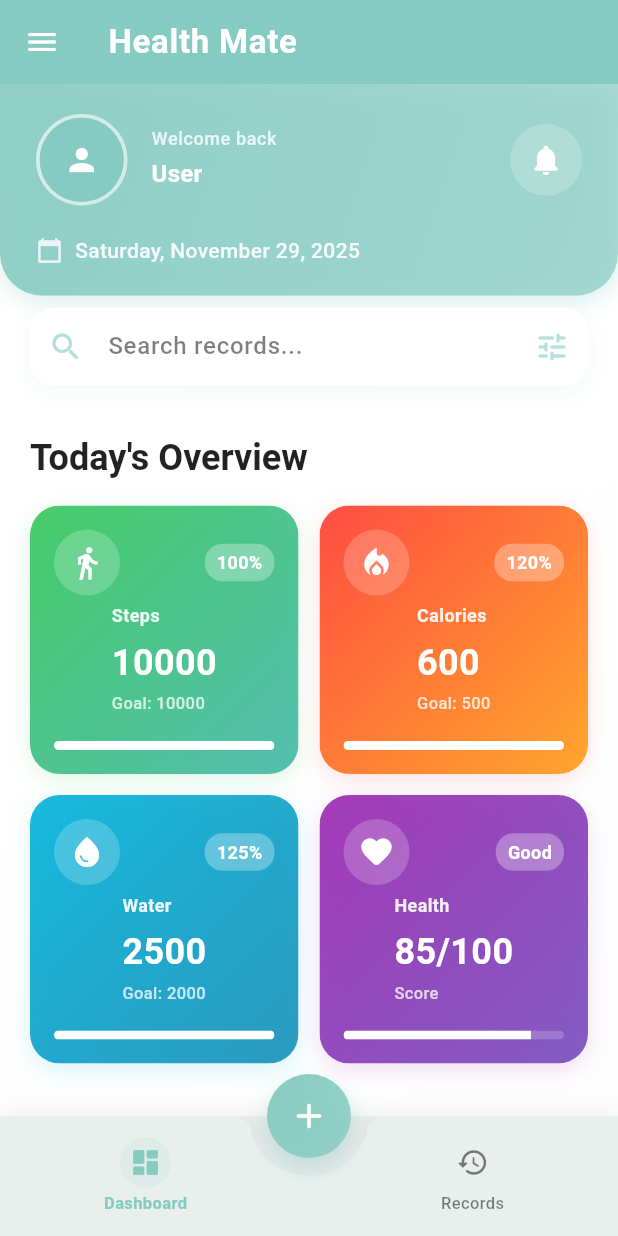
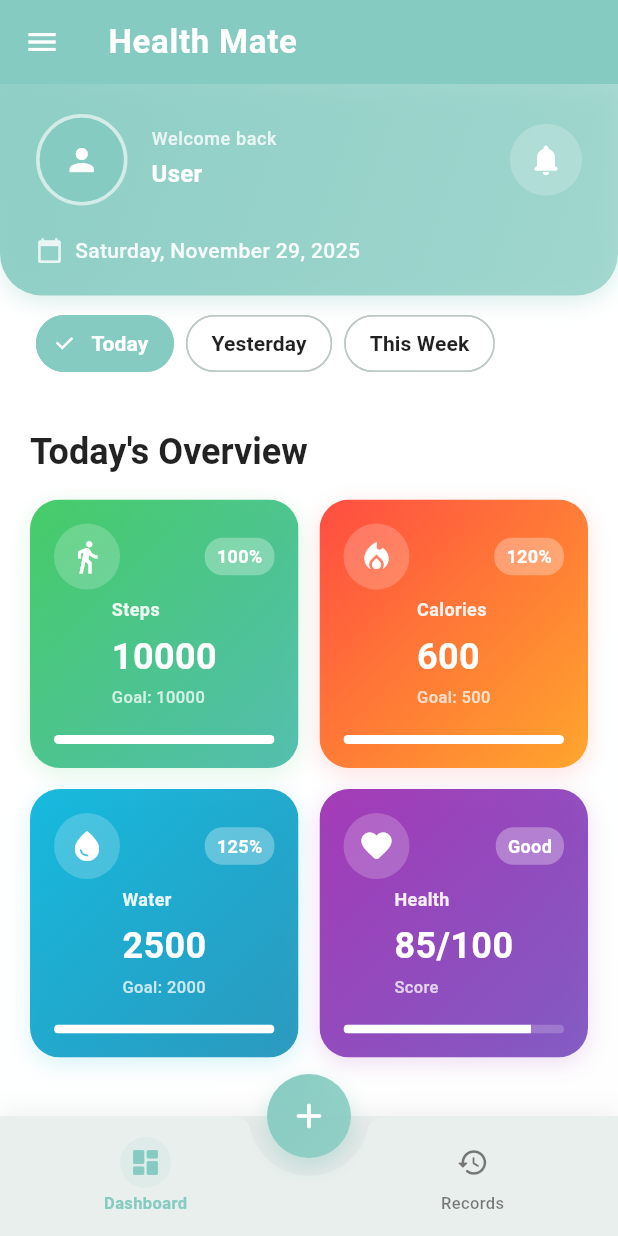
Before and after one commit to Zaheer2003/HealthMate, a Flutter app: the HomePage screen opened directly, on a phone screen of 412 x 824 dp. Run offline on Flutter 3.47's test engine with Material 3 defaults, Android fonts, the phone set to English and light mode, and no system bars; our stand-ins replace fl_chart, image_picker, shared_preferences, sqflite; accounts and stored records are empty.

Commit message:
final update

```diff
--- a/lib/features/health_records/models/health_record.dart
+++ b/lib/features/health_records/models/health_record.dart
@@ -19,6 +19,28 @@ class HealthRecord {
     this.goalCalories,
     this.goalWater,
   });
+
+  HealthRecord copyWith({
+    int? id,
+    DateTime? date,
+    int? steps,
+    int? calories,
+    int? water,
+    int? goalSteps,
+    int? goalCalories,
+    int? goalWater,
+  }) {
+    return HealthRecord(
+      id: id ?? this.id,
+      date: date ?? this.date,
+      steps: steps ?? this.steps,
+      calories: calories ?? this.calories,
+      water: water ?? this.water,
+      goalSteps: goalSteps ?? this.goalSteps,
+      goalCalories: goalCalories ?? this.goalCalories,
+      goalWater: goalWater ?? this.goalWater,
+    );
+  }
 
   Map<String, dynamic> toMap() {
     return {
--- a/lib/features/health_records/views/dashboard_page.dart
+++ b/lib/features/health_records/views/dashboard_page.dart
@@ -1,3 +1,4 @@
+import 'package:health_mate/features/health_records/models/health_record.dart';
 import 'package:flutter/material.dart';
 import 'package:provider/provider.dart';
 import '../viewmodels/health_record_controller.dart';
@@ -20,6 +21,8 @@ class DashboardPage extends StatefulWidget {
 class _DashboardPageState extends State<DashboardPage> with TickerProviderStateMixin {
   late AnimationController _animationController;
   late Animation<double> _fadeAnimation;
+  String _selectedFilter = 'Today';
+  final List<String> _filterOptions = ['Today', 'Yesterday', 'This Week'];
 
   @override
   void initState() {
@@ -44,17 +47,39 @@ class _DashboardPageState extends State<DashboardPage> with TickerProviderStateM
   Widget build(BuildContext context) {
     return Consumer<HealthRecordController>(
       builder: (context, controller, child) {
-        // Filter records for today
+        // Filter records based on the selected filter
         final today = DateTime.now();
-        final todayRecords = controller.healthRecords.where((record) {
+        final List<HealthRecord> filteredRecords;
+
+        switch (_selectedFilter) {
+          case 'Yesterday':
+            final yesterday = today.subtract(const Duration(days: 1));
+            filteredRecords = controller.healthRecords.where((record) {
+              return record.date.year == yesterday.year &&
+                     record.date.month == yesterday.month &&
+                     record.date.day == yesterday.day;
+            }).toList();
+            break;
+          case 'This Week':
+            final weekAgo = today.subtract(const Duration(days: 7));
+            filteredRecords = controller.healthRecords.where((record) {
+              return record.date.isAfter(weekAgo) && record.date.isBefore(today.add(const Duration(days: 1)));
+            }).toList();
+            break;
+          case 'Today':
+          default:
+            filteredRecords = controller.healthRecords.where((record) {
               return record.date.year == today.year &&
                      record.date.month == today.month &&
                      record.date.day == today.day;
             }).toList();
+            break;
+        }
 
-        final totalStepsToday = todayRecords.fold<int>(0, (sum, record) => sum + record.steps);
-        final totalCaloriesToday = todayRecords.fold<int>(0, (sum, record) => sum + record.calories);
-        final totalWaterToday = todayRecords.fold<int>(0, (sum, record) => sum + record.water);
+        final totalStepsToday = filteredRecords.fold<int>(0, (sum, record) => sum + (record as HealthRecord).steps);
+        final totalCaloriesToday = filteredRecords.fold<int>(0, (sum, record) => sum + (record as HealthRecord).calories);
+        final totalWaterToday = filteredRecords.fold<int>(0, (sum, record) => sum + (record as HealthRecord).water);
+
 
         // Get goals from controller
         final goalSteps = controller.defaultGoalSteps;
@@ -65,6 +90,8 @@ class _DashboardPageState extends State<DashboardPage> with TickerProviderStateM
         Map<String, int> dailySteps = {};
         Map<String, int> dailyCalories = {};
         Map<String, int> dailyWater = {};
+
+        if (_selectedFilter == 'This Week') {
           for (int i = 6; i >= 0; i--) {
             final date = today.subtract(Duration(days: i));
             final formattedDate = DateFormat('MM/dd').format(date);
@@ -72,8 +99,15 @@ class _DashboardPageState extends State<DashboardPage> with TickerProviderStateM
             dailyCalories[formattedDate] = 0;
             dailyWater[formattedDate] = 0;
           }
+        } else {
+          final date = _selectedFilter == 'Today' ? today : today.subtract(const Duration(days: 1));
+          final formattedDate = DateFormat('MM/dd').format(date);
+          dailySteps[formattedDate] = 0;
+          dailyCalories[formattedDate] = 0;
+          dailyWater[formattedDate] = 0;
+        }
 
-        for (var record in controller.healthRecords) {
+        for (var record in filteredRecords) {
           final formattedDate = DateFormat('MM/dd').format(record.date);
           if (dailySteps.containsKey(formattedDate)) {
             dailySteps[formattedDate] = (dailySteps[formattedDate] ?? 0) + record.steps;
@@ -112,12 +146,12 @@ class _DashboardPageState extends State<DashboardPage> with TickerProviderStateM
                       child: Column(
                         crossAxisAlignment: CrossAxisAlignment.stretch,
                         children: <Widget>[
-                          // Search Bar with modern styling
-                          _buildSearchBar(context),
+                          // Filter Chips
+                          _buildFilterChips(context),
                           SizedBox(height: 32),
                           // Today's Summary Section
                           Text(
-                            'Today\'s Overview',
+                            '${_selectedFilter}\'s Overview',
                             style: Theme.of(context).textTheme.headlineSmall?.copyWith(
                               fontWeight: FontWeight.w700,
                               color: Theme.of(context).colorScheme.onSurface,
@@ -410,37 +444,44 @@ class _DashboardPageState extends State<DashboardPage> with TickerProviderStateM
     );
   }
 
-  Widget _buildSearchBar(BuildContext context) {
-    return Container(
-      decoration: BoxDecoration(
-        borderRadius: BorderRadius.circular(16),
-        boxShadow: [
-          BoxShadow(
-            color: Theme.of(context).colorScheme.primary.withOpacity(0.1),
-            blurRadius: 12,
-            offset: Offset(0, 4),
+  Widget _buildFilterChips(BuildContext context) {
+    return SingleChildScrollView(
+      scrollDirection: Axis.horizontal,
+      child: Row(
+        mainAxisAlignment: MainAxisAlignment.spaceEvenly,
+        children: _filterOptions.map((filterName) {
+          return Padding(
+            padding: const EdgeInsets.symmetric(horizontal: 4.0),
+            child: FilterChip(
+              label: Text(filterName),
+              selected: _selectedFilter == filterName,
+              onSelected: (selected) {
+                if (selected) {
+                  setState(() {
+                    _selectedFilter = filterName;
+                  });
+                }
+              },
+              selectedColor: Theme.of(context).colorScheme.primary,
+              checkmarkColor: Theme.of(context).colorScheme.onPrimary,
+              labelStyle: TextStyle(
+                color: _selectedFilter == filterName
+                    ? Theme.of(context).colorScheme.onPrimary
+                    : Theme.of(context).colorScheme.onSurface,
+                fontWeight: FontWeight.w600,
               ),
-        ],
-      ),
-      child: TextFormField(
-        decoration: InputDecoration(
-          hintText: 'Search records...',
-          prefixIcon: Icon(Icons.search_rounded,
-              color: Theme.of(context).colorScheme.primary.withOpacity(0.6)),
-          suffixIcon: Icon(Icons.tune_rounded,
-              color: Theme.of(context).colorScheme.primary.withOpacity(0.6)),
-          border: OutlineInputBorder(
-            borderRadius: BorderRadius.circular(16),
-            borderSide: BorderSide.none,
-          ),
-          filled: true,
-          fillColor: Theme.of(context).colorScheme.surface,
-          contentPadding: const EdgeInsets.symmetric(vertical: 14.0, horizontal: 16.0),
-          hintStyle: TextStyle(
-            color: Theme.of(context).colorScheme.onSurface.withOpacity(0.5),
-            fontWeight: FontWeight.w500,
+              backgroundColor: Theme.of(context).colorScheme.surface,
+              shape: RoundedRectangleBorder(
+                borderRadius: BorderRadius.circular(20),
+                side: BorderSide(
+                  color: _selectedFilter == filterName
+                      ? Theme.of(context).colorScheme.primary
+                      : Theme.of(context).colorScheme.outlineVariant,
                 ),
               ),
+            ),
+          );
+        }).toList(),
       ),
     );
   }
--- a/lib/features/health_records/views/settings_page.dart
+++ b/lib/features/health_records/views/settings_page.dart
@@ -453,7 +453,7 @@ class _SettingsPageState extends State<SettingsPage> {
         mainAxisAlignment: MainAxisAlignment.center,
         children: [
           Icon(icon, color: color, size: 28),
-          SizedBox(height: 8),
+          SizedBox(height: 4),
           Text(
             label,
             style: TextStyle(
@@ -462,7 +462,7 @@ class _SettingsPageState extends State<SettingsPage> {
               color: Theme.of(context).colorScheme.onSurface.withOpacity(0.7),
             ),
           ),
-          SizedBox(height: 6),
+          SizedBox(height: 4),
           Padding(
             padding: const EdgeInsets.symmetric(horizontal: 8.0),
             child: TextFormField(
@@ -476,7 +476,7 @@ class _SettingsPageState extends State<SettingsPage> {
                 ),
                 filled: true,
                 fillColor: Colors.white.withOpacity(0.5),
-                contentPadding: EdgeInsets.symmetric(vertical: 6, horizontal: 4),
+                contentPadding: EdgeInsets.symmetric(vertical: 4, horizontal: 4),
               ),
               style: TextStyle(
                 fontSize: 12,
--- a/lib/main.dart
+++ b/lib/main.dart
@@ -6,7 +6,11 @@ import 'package:health_mate/services/theme_provider.dart';
 
 void main() async {
   WidgetsFlutterBinding.ensureInitialized();
-  await HealthRecordController().init();
+  try {
+    await HealthRecordController().init();
+  } catch (e) {
+    print('Error initializing app: $e');
+  }
   runApp(
     MultiProvider(
       providers: [
--- a/pubspec.yaml
+++ b/pubspec.yaml
@@ -21,7 +21,7 @@ dependencies:
   flutter:
     sdk: flutter
   cupertino_icons: ^1.0.8
-  flutter_riverpod: ^2.5.1
+
   sqflite: ^2.4.2
   path_provider: ^2.1.5
   intl: ^0.20.2
```
Also changed, not shown: lib/features/health_records/services/database_service_factory.dart (+7 -1 lines), lib/features/health_records/services/in_memory_database_service.dart (added, +48 -0 lines), 9 other files. Lines whose indentation alone changed are shown as unchanged.
